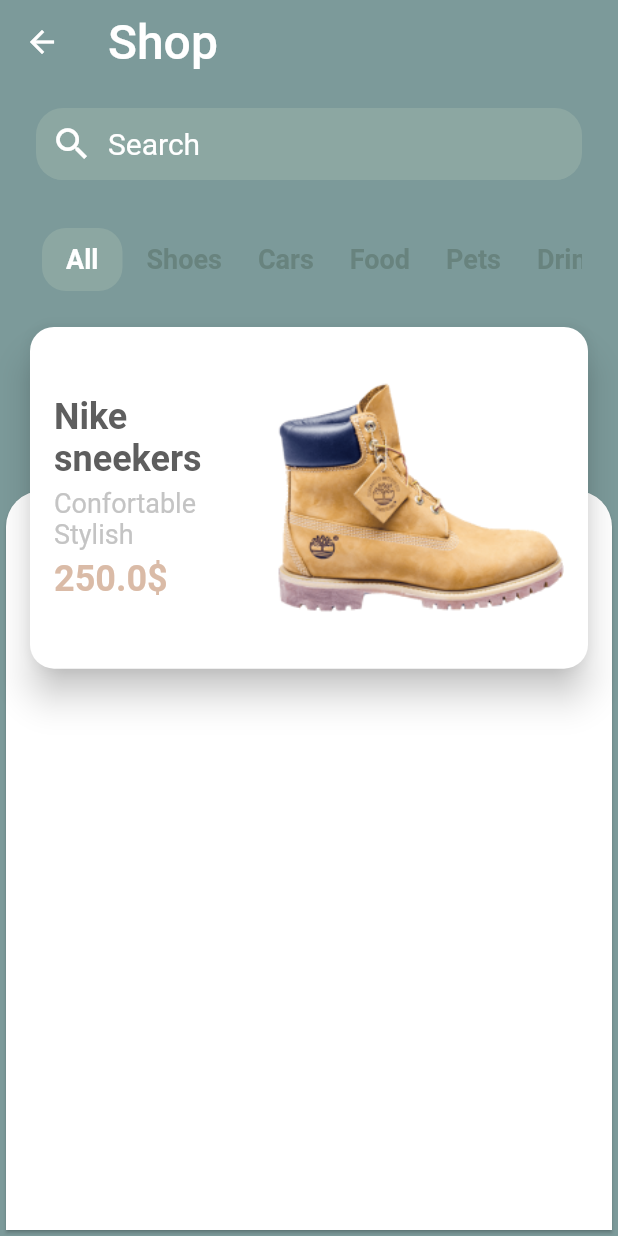
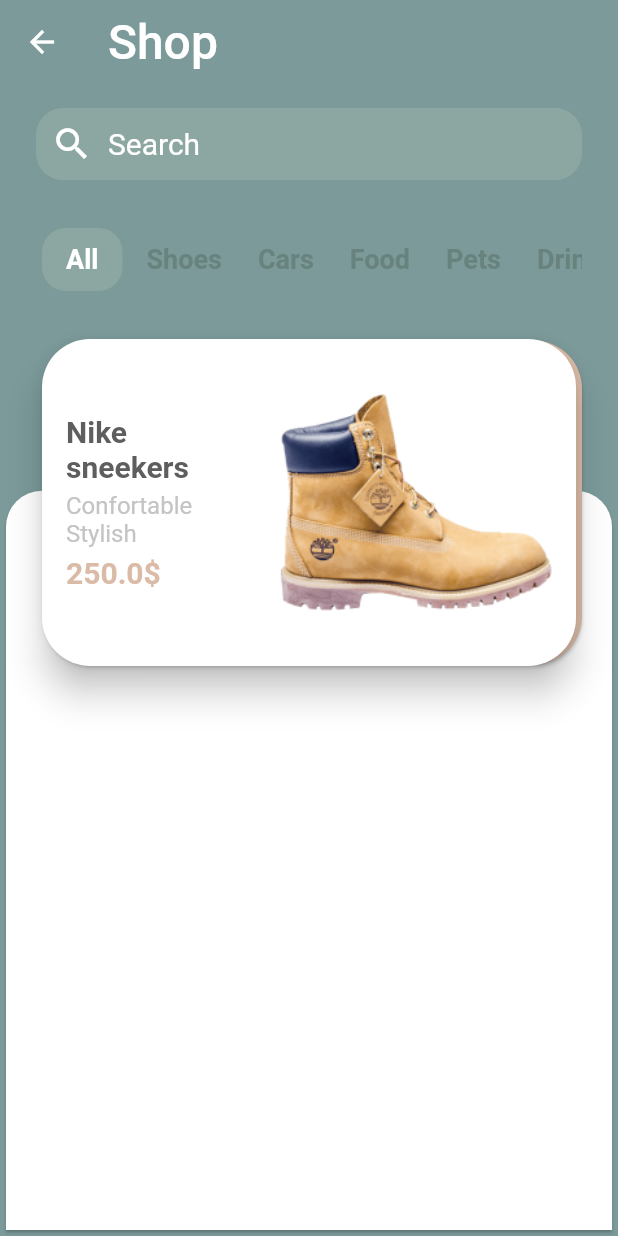
Before and after one commit to oussamabonnor1/flutter_design_showcase, a Flutter app: the ShoppingScene screen opened by its route, on a phone screen of 412 x 824 dp. Run offline on Flutter 3.47's test engine with Material 2 defaults, Android fonts, the phone set to English and light mode, and no system bars; our stand-ins replace charts_flutter.

Commit message:
adding style layer behind the card

```diff
--- a/lib/ShoppingScene/shopping_card.dart
+++ b/lib/ShoppingScene/shopping_card.dart
@@ -10,13 +10,24 @@ class ShoppingCard extends StatelessWidget {
   @override
   Widget build(BuildContext context) {
     return Padding(
-      padding: const EdgeInsets.all(16),
+        padding: const EdgeInsets.all(24),
+        child: Stack(
+          children: <Widget>[
+            Positioned.fill(
               child: Card(
+                margin: EdgeInsets.only(top: 5, bottom: 5, left: 5),
+                color: ShoppingScene.accentColor,
+                shape: RoundedRectangleBorder(
+                    borderRadius: BorderRadius.circular(32)),
+              ),
+            ),
+            Card(
               clipBehavior: Clip.antiAliasWithSaveLayer,
               semanticContainer: true,
               elevation: 10,
               color: Colors.white,
-        shape: RoundedRectangleBorder(borderRadius: BorderRadius.circular(16)),
+              shape: RoundedRectangleBorder(
+                  borderRadius: BorderRadius.circular(32)),
               child: Row(
                 mainAxisAlignment: MainAxisAlignment.spaceEvenly,
                 children: <Widget>[
@@ -32,7 +43,7 @@ class ShoppingCard extends StatelessWidget {
                             style: TextStyle(
                                 color: ShoppingScene.textDarkColor,
                                 fontWeight: FontWeight.bold,
-                          fontSize: 24),
+                                fontSize: 20),
                           ),
                           SizedBox(
                             height: 5,
@@ -41,12 +52,14 @@ class ShoppingCard extends StatelessWidget {
                             product.info1,
                             textAlign: TextAlign.center,
                             style: TextStyle(
-                          color: ShoppingScene.textLightColor, fontSize: 18),
+                                color: ShoppingScene.textLightColor,
+                                fontSize: 16),
                           ),
                           Text(
                             product.info2,
                             style: TextStyle(
-                          color: ShoppingScene.textLightColor, fontSize: 18),
+                                color: ShoppingScene.textLightColor,
+                                fontSize: 16),
                           ),
                           SizedBox(
                             height: 5,
@@ -56,7 +69,7 @@ class ShoppingCard extends StatelessWidget {
                             style: TextStyle(
                                 color: ShoppingScene.accentColor,
                                 fontWeight: FontWeight.bold,
-                          fontSize: 24),
+                                fontSize: 20),
                           ),
                         ],
                       ),
@@ -74,6 +87,7 @@ class ShoppingCard extends StatelessWidget {
                 ],
               ),
             ),
-    );
+          ],
+        ));
   }
 }
```
Lines whose indentation alone changed are shown as unchanged.
